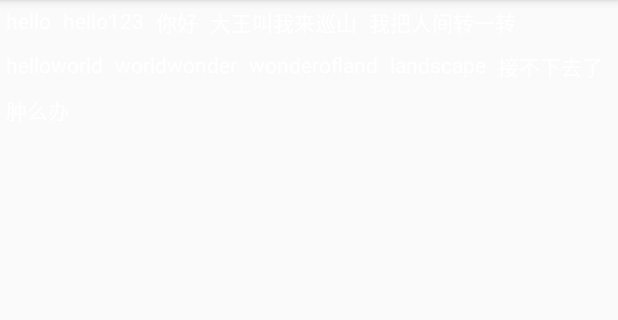
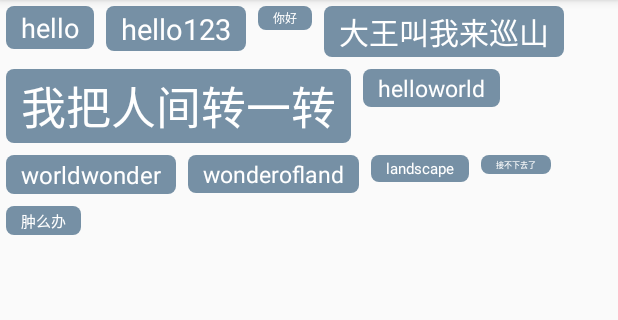
Before and after one commit to flyfire/FlowLayoutDemo, an Android app: the screen it shows after launch (MainActivity), on a phone screen of 412 x 824 dp, the part 84-404 px from its top. Run offline under Robolectric (Android 15) with nearby library versions, the phone set to English and light mode, and no system bars.

```diff
--- /dev/null
+++ b/app/src/main/res/drawable/background.xml
@@ -0,0 +1,14 @@
+<?xml version="1.0" encoding="utf-8"?>
+<shape xmlns:android="http://schemas.android.com/apk/res/android" >
+
+    <solid android:color="#7690A5" >
+    </solid>
+
+    <corners android:radius="5dp"/>
+    <padding
+        android:bottom="2dp"
+        android:left="10dp"
+        android:right="10dp"
+        android:top="2dp" />
+
+</shape>
--- a/app/src/main/res/layout/main.xml
+++ b/app/src/main/res/layout/main.xml
@@ -10,46 +10,57 @@
 
         <TextView
             style="@style/text_flag_01"
+            android:textSize="18sp"
             android:text="hello"/>
 
         <TextView
             style="@style/text_flag_01"
+            android:textSize="19sp"
             android:text="hello123"/>
 
         <TextView
             style="@style/text_flag_01"
+            android:textSize="8sp"
             android:text="你好"/>
 
         <TextView
             style="@style/text_flag_01"
+            android:textSize="20sp"
             android:text="大王叫我来巡山"/>
 
         <TextView
             style="@style/text_flag_01"
+            android:textSize="30sp"
             android:text="我把人间转一转"/>
 
         <TextView
             style="@style/text_flag_01"
+            android:textSize="15sp"
             android:text="helloworld"/>
 
         <TextView
             style="@style/text_flag_01"
+            android:textSize="16sp"
             android:text="worldwonder"/>
 
         <TextView
             style="@style/text_flag_01"
+            android:textSize="15sp"
             android:text="wonderofland"/>
 
         <TextView
             style="@style/text_flag_01"
+            android:textSize="10sp"
             android:text="landscape"/>
 
         <TextView
             style="@style/text_flag_01"
+            android:textSize="5sp"
             android:text="接不下去了"/>
 
         <TextView
             style="@style/text_flag_01"
+            android:textSize="10sp"
             android:text="肿么办"/>
 
 
--- a/app/src/main/res/values/styles.xml
+++ b/app/src/main/res/values/styles.xml
@@ -11,6 +11,7 @@
         <item name="android:layout_width">wrap_content</item>
         <item name="android:layout_height">wrap_content</item>
         <item name="android:layout_margin">4dp</item>
+        <item name="android:background">@drawable/background</item>
         <item name="android:textColor">#ffffff</item>
     </style>
 </resources>
--- a/flowlayout/src/main/java/com/solarexsoft/flowlayout/FlowLayout.java
+++ b/flowlayout/src/main/java/com/solarexsoft/flowlayout/FlowLayout.java
@@ -19,7 +19,7 @@ import java.util.List;
 
 public class FlowLayout extends ViewGroup {
     private List<List<View>> mAllRowViews = new ArrayList<>();
-    private List<View> mRowView = new ArrayList<>();
+    private List<View> mRowView = null;
     private List<Integer> mRowHeight = new ArrayList<>();
 
     public FlowLayout(Context context) {
@@ -59,7 +59,7 @@ public class FlowLayout extends ViewGroup {
             int childWidth = 0;
             int childHeight = 0;
             int count = getChildCount();
-
+            mRowView = new ArrayList<>();
             for (int i = 0; i < count; i++) {
                 View child = getChildAt(i);
                 measureChild(child, widthMeasureSpec, heightMeasureSpec);
```
Also changed, not shown: 1 other file.
